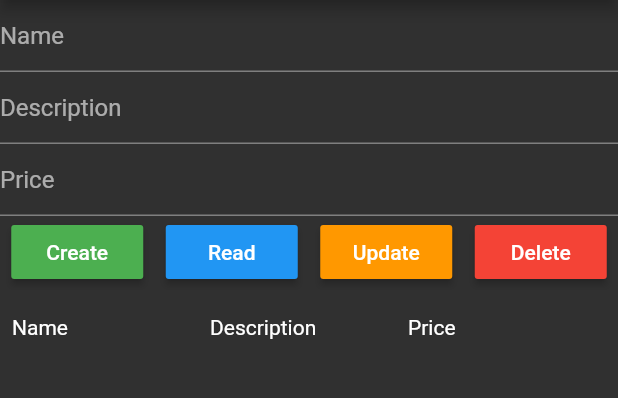
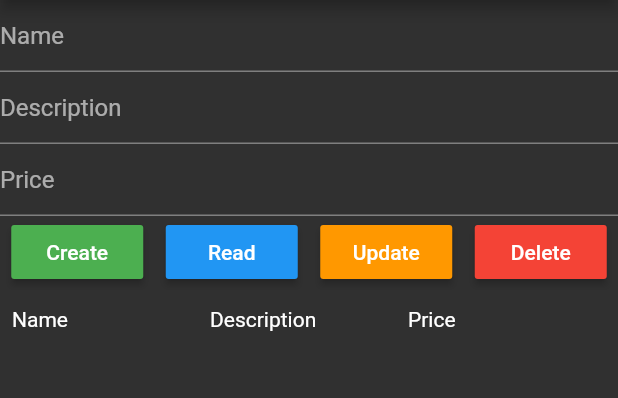
Before and after one commit to AlexVegner/flutter-firebase-sample1, a Flutter app: the screen it shows after launch, on a phone screen of 412 x 824 dp, the part 84-482 px from its top. Run offline on Flutter 3.47's test engine with Material 2 defaults, Android fonts, the phone set to English and light mode, and no system bars; our stand-ins replace cloud_firestore; accounts and stored records are empty.

```diff
--- a/lib/main.dart
+++ b/lib/main.dart
@@ -1,5 +1,7 @@
 import 'package:flutter/material.dart';
 import 'package:cloud_firestore/cloud_firestore.dart';
+
+const String COLLECTION = 'sample-1';
 
 void main() => runApp(MaterialApp(
       title: 'Flutter Demo',
@@ -42,7 +44,7 @@ class _MyHomePageState extends State<MyHomePage> {
 
   void _create() {
     Firestore.instance
-        .collection('Tasks')
+        .collection(COLLECTION)
         .document(_name)
         .setData({'name': _name, 'description': _description, 'price': _price});
     print('create');
@@ -50,7 +52,7 @@ class _MyHomePageState extends State<MyHomePage> {
 
   void _update() {
     Firestore.instance
-        .collection('Tasks')
+        .collection(COLLECTION)
         .document(_name)
         .setData({'name': _name, 'description': _description, 'price': _price});
     print('update');
@@ -58,7 +60,7 @@ class _MyHomePageState extends State<MyHomePage> {
 
   void _delete() {
     DocumentReference df =
-        Firestore.instance.collection('Tasks').document(_name);
+        Firestore.instance.collection(COLLECTION).document(_name);
     df.delete().whenComplete(() {
       print('reference with name $_name was deleted');
     });
@@ -66,7 +68,7 @@ class _MyHomePageState extends State<MyHomePage> {
 
   void _read() {
     DocumentReference df =
-        Firestore.instance.collection('Tasks').document(_name);
+        Firestore.instance.collection(COLLECTION).document(_name);
     df.get().then((datasnapsht) {
       print(datasnapsht.data['name']);
       print(datasnapsht.data['description']);
@@ -79,8 +81,7 @@ class _MyHomePageState extends State<MyHomePage> {
   Widget build(BuildContext context) {
     return Scaffold(
         appBar: AppBar(title: Text('Firebase CRUD')),
-      body: Column(
-        children: <Widget>[
+        body: Column(children: <Widget>[
           TextField(
             decoration: InputDecoration(hintText: "Name"),
             onChanged: _updateName,
@@ -121,10 +122,13 @@ class _MyHomePageState extends State<MyHomePage> {
           ),
           Padding(
             padding: const EdgeInsets.all(8.0),
-            child: Column(
-              children: <Widget>[
+            child: StreamBuilder(
+              stream: Firestore.instance.collection(COLLECTION).snapshots(),
+              builder: (context, snapshot) {
+                if (snapshot.hasData) {
+                  return Column(children: <Widget>[
                   Padding(
-                  padding: const EdgeInsets.only(top: 10.0),
+                    padding: const EdgeInsets.only(top: 5, bottom: 10),
                     child: Row(
                       mainAxisAlignment: MainAxisAlignment.spaceEvenly,
                       children: <Widget>[
@@ -134,11 +138,7 @@ class _MyHomePageState extends State<MyHomePage> {
                       ],
                     ),
                   ),
-
-                StreamBuilder(
-                  stream: Firestore.instance.collection("Tasks").snapshots(),
-                  builder: (context, snapshot) {
-                    return ListView.builder(
+                  ListView.builder(
                       shrinkWrap: true,
                       itemCount: snapshot.data.documents.length,
                       itemBuilder: (context, index) {
@@ -151,15 +151,17 @@ class _MyHomePageState extends State<MyHomePage> {
                             Expanded(child: Text(ds['price'].toString())),
                           ],
                         );
-                      },
+                      }),
+                ]);
+                } else {
+                  return Align(
+                    alignment: FractionalOffset.bottomCenter,
+                    child: CircularProgressIndicator(),
                   );
+                }
               },
             ),
-              ],
           ),
-          )
-        ],
-      ),
-    );
+        ]));
   }
 }
```
Also changed, not shown: 1 other file. Lines whose indentation alone changed are shown as unchanged.
